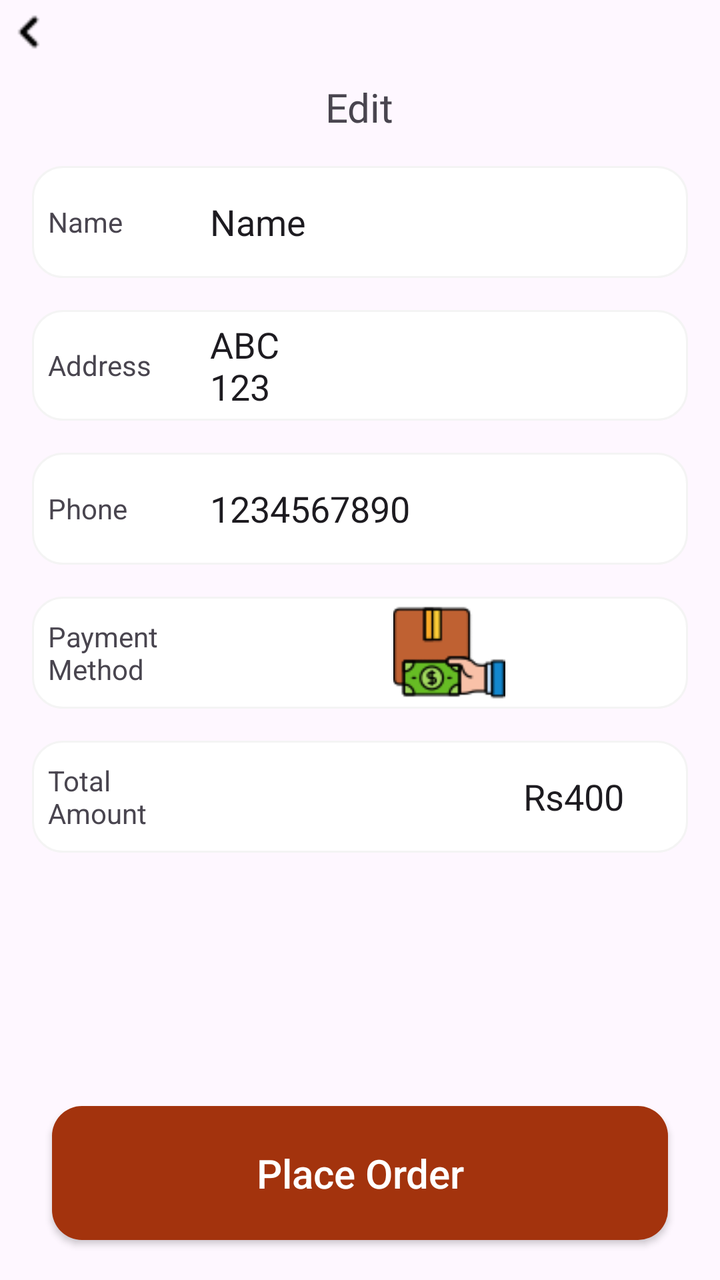
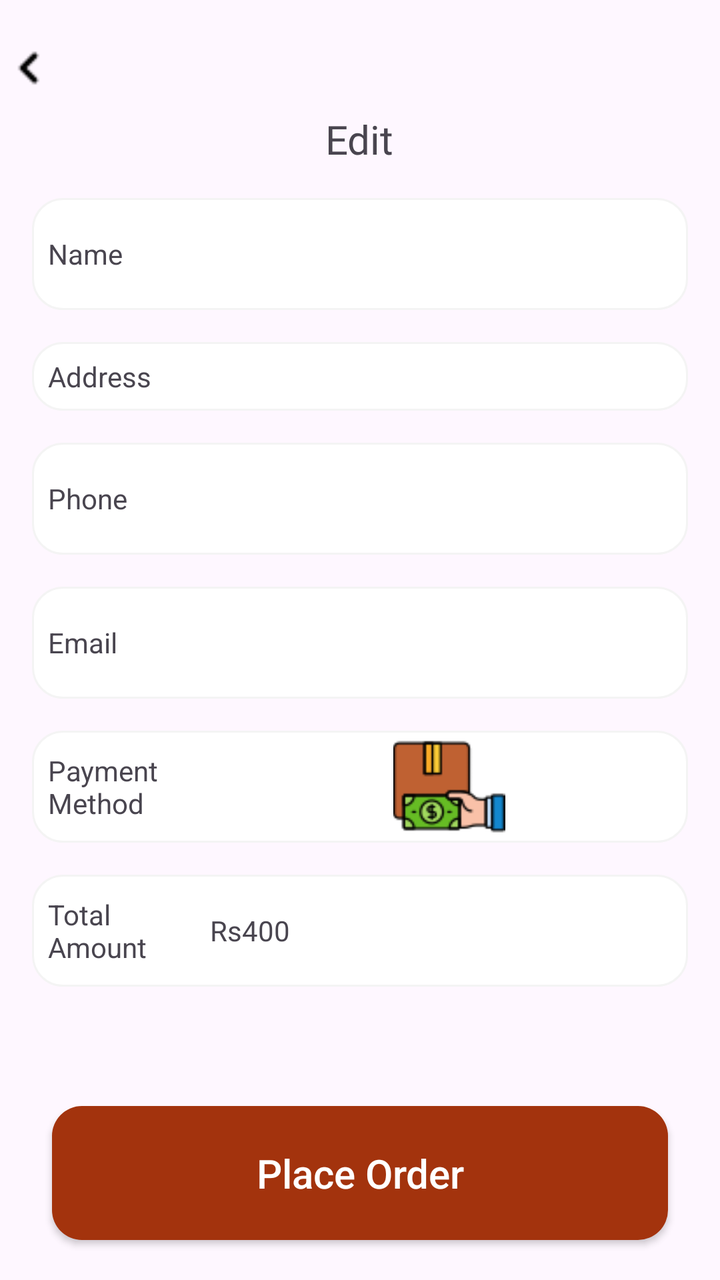

Screens rendered from an Android XML layout before and after an edit, with the pre-edit source and the edit as a unified diff.
<!-- AndroidManifest.xml: application theme Theme.SnackDash -->
<!-- res/layout/activity_payout.xml -->
<?xml version="1.0" encoding="utf-8"?>
<FrameLayout xmlns:android="http://schemas.android.com/apk/res/android"
    xmlns:app="http://schemas.android.com/apk/res-auto"
    xmlns:tools="http://schemas.android.com/tools"
    android:id="@+id/main"
    android:orientation="vertical"
    android:layout_width="match_parent"
    android:layout_height="match_parent"
    tools:context=".PayoutActivity">

    <LinearLayout
        android:layout_width="match_parent"
        android:layout_height="wrap_content"
        android:orientation="vertical">

        <ImageButton
            android:id="@+id/imageButton"
            android:layout_width="32dp"
            android:layout_height="32dp"
            android:scaleType="centerCrop"
            android:background="@android:color/transparent"
            app:srcCompat="@drawable/back" />

        <TextView
            android:id="@+id/textView13"
            android:layout_width="wrap_content"
            android:layout_height="wrap_content"
            android:fontFamily="@font/quicksand_semibold"
            android:text="Edit"
            android:layout_marginTop="8dp"
            android:layout_gravity="center"
            android:textSize="20sp"
            app:layout_constraintEnd_toEndOf="parent"
            app:layout_constraintStart_toStartOf="parent"
            app:layout_constraintTop_toBottomOf="@+id/button6" />

        <LinearLayout
            android:layout_width="match_parent"
            android:layout_height="56dp"
            android:layout_marginTop="16dp"
            android:layout_marginStart="16dp"
            android:layout_marginEnd="16dp"
            android:background="@drawable/entertext"
            android:gravity="center_vertical"
            android:orientation="horizontal"
            app:layout_constraintEnd_toEndOf="parent"
            app:layout_constraintStart_toStartOf="parent"
            app:layout_constraintTop_toBottomOf="@+id/textView13">

            <TextView
                android:layout_width="30dp"
                android:layout_height="wrap_content"
                android:layout_weight="1"
                android:paddingLeft="8dp"
                android:text="Name" />

            <EditText
                android:layout_width="180dp"
                android:layout_height="wrap_content"
                android:layout_weight="1"
                android:background="@android:color/transparent"
                android:ems="10"
                android:inputType="text"
                android:text="Name" />
        </LinearLayout>
        <LinearLayout
            android:layout_width="match_parent"
            android:layout_height="wrap_content"
            android:layout_marginStart="16dp"
            android:layout_marginEnd="16dp"
            android:layout_marginTop="16dp"
            android:background="@drawable/entertext"
            android:gravity="center_vertical"
            android:orientation="horizontal"
            app:layout_constraintEnd_toEndOf="parent"
            app:layout_constraintStart_toStartOf="parent"
            app:layout_constraintTop_toBottomOf="@+id/textView13">

            <TextView
                android:layout_width="30dp"
                android:layout_height="wrap_content"
                android:layout_weight="1"
                android:paddingLeft="8dp"
                android:text="Address" />

            <EditText
                android:layout_width="180dp"
                android:layout_height="wrap_content"
                android:layout_weight="1"
                android:background="@android:color/transparent"
                android:ems="10"
                android:layout_marginTop="5dp"
                android:layout_marginBottom="5dp"
                android:inputType="textMultiLine"
                android:text="ABC \n123" />
        </LinearLayout>
        <LinearLayout
            android:layout_width="match_parent"
            android:layout_height="56dp"
            android:layout_marginStart="16dp"
            android:layout_marginEnd="16dp"
            android:layout_marginTop="16dp"
            android:background="@drawable/entertext"
            android:gravity="center_vertical"
            android:orientation="horizontal"
            app:layout_constraintEnd_toEndOf="parent"
            app:layout_constraintStart_toStartOf="parent"
            app:layout_constraintTop_toBottomOf="@+id/textView13">

            <TextView
                android:layout_width="30dp"
                android:layout_height="wrap_content"
                android:layout_weight="1"
                android:paddingLeft="8dp"
                android:text="Phone" />

            <EditText
                android:layout_width="180dp"
                android:layout_height="wrap_content"
                android:layout_weight="1"
                android:background="@android:color/transparent"
                android:ems="10"
                android:inputType="phone"
                android:text="1234567890" />
        </LinearLayout>
        <LinearLayout
            android:layout_width="match_parent"
            android:layout_height="56dp"
            android:layout_marginStart="16dp"
            android:layout_marginEnd="16dp"
            android:layout_marginTop="16dp"
            android:background="@drawable/entertext"
            android:gravity="center_vertical"
            android:orientation="horizontal"
            app:layout_constraintEnd_toEndOf="parent"
            app:layout_constraintStart_toStartOf="parent"
            app:layout_constraintTop_toBottomOf="@+id/textView13">

            <TextView
                android:layout_width="30dp"
                android:layout_height="wrap_content"
                android:layout_weight="1"
                android:paddingLeft="8dp"
                android:text="Payment Method" />

            <ImageView
                android:id="@+id/imageView4"
                android:layout_width="180dp"
                android:layout_height="wrap_content"
                android:layout_weight="1"
                app:srcCompat="@drawable/cod" />

        </LinearLayout>
        <LinearLayout
            android:layout_width="match_parent"
            android:layout_height="56dp"
            android:layout_marginStart="16dp"
            android:layout_marginEnd="16dp"
            android:layout_marginTop="16dp"
            android:layout_marginBottom="8dp"
            android:background="@drawable/entertext"
            android:gravity="center_vertical"
            android:orientation="horizontal"
            app:layout_constraintEnd_toEndOf="parent"
            app:layout_constraintStart_toStartOf="parent"
            app:layout_constraintTop_toBottomOf="@+id/textView13">

            <TextView
                android:layout_width="30dp"
                android:layout_height="wrap_content"
                android:layout_weight="1"
                android:paddingLeft="8dp"
                android:text="Total Amount" />

            <EditText
                android:layout_width="180dp"
                android:layout_height="wrap_content"
                android:layout_weight="1"
                android:background="@android:color/transparent"
                android:ems="10"
                android:gravity="end"
                android:inputType="none"
                android:paddingEnd="32dp"
                android:text="Rs400" />
        </LinearLayout>
    </LinearLayout>

    <androidx.appcompat.widget.AppCompatButton
        android:id="@+id/placeOrderButton"
        android:layout_width="match_parent"
        android:layout_height="67dp"
        android:layout_gravity="bottom"
        android:layout_marginLeft="26dp"
        android:layout_marginRight="26dp"
        android:layout_marginBottom="20dp"
        android:background="@drawable/red_button"
        android:text="Place Order"
        android:textAllCaps="false"
        android:textColor="@color/white"
        android:textSize="20sp" />
</FrameLayout>
<!-- resources referenced by this layout -->
<resources>
  <color name="white">#FFFFFFFF</color>
  <!-- drawable back: png bitmap (drawable, 180 bytes) -->
  <!-- drawable cod: png bitmap (drawable, 2157 bytes) -->
  <!-- drawable entertext (drawable) -->
  <?xml version="1.0" encoding="utf-8"?>
  <shape xmlns:android="http://schemas.android.com/apk/res/android">
  <solid android:color="@color/white" />
      <corners android:radius="15dp" />
      <stroke android:color="#f4f4f4" android:width="1dp" />
  </shape>
  <!-- drawable red_button (drawable) -->
  <?xml version="1.0" encoding="utf-8"?>
  <shape xmlns:android="http://schemas.android.com/apk/res/android">
      <solid android:color="@color/red_new" />
      <corners android:radius="15dp" />
  </shape>
  <style name="Theme.SnackDash" parent="Base.Theme.SnackDash" />
  <color name="red_new">#A3330D</color>
  <style name="Base.Theme.SnackDash" parent="Theme.Material3.DayNight.NoActionBar">
          
          
      </style>
</resources>

<!-- the commit's change to res/layout/activity_payout.xml (unified diff, before → after) -->
@@ -16,9 +16,10 @@
         <ImageButton
             android:id="@+id/imageButton"
             android:layout_width="32dp"
-            android:layout_height="32dp"
+            android:layout_height="wrap_content"
+            android:background="@android:color/transparent"
+            android:paddingTop="20dp"
             android:scaleType="centerCrop"
-            android:background="@android:color/transparent"
             app:srcCompat="@drawable/back" />
 
         <TextView
@@ -55,13 +56,13 @@
                 android:text="Name" />
 
             <EditText
-                android:layout_width="180dp"
-                android:layout_height="wrap_content"
-                android:layout_weight="1"
-                android:background="@android:color/transparent"
-                android:ems="10"
-                android:inputType="text"
-                android:text="Name" />
+                android:id="@+id/editTextName"
+                android:layout_width="180dp"
+                android:layout_height="wrap_content"
+                android:layout_weight="1"
+                android:background="@android:color/transparent"
+                android:ems="10"
+                android:inputType="text" />
         </LinearLayout>
         <LinearLayout
             android:layout_width="match_parent"
@@ -84,15 +85,15 @@
                 android:text="Address" />
 
             <EditText
-                android:layout_width="180dp"
-                android:layout_height="wrap_content"
-                android:layout_weight="1"
-                android:background="@android:color/transparent"
-                android:ems="10"
+                android:id="@+id/editTextAddress"
+                android:layout_width="180dp"
+                android:layout_height="wrap_content"
                 android:layout_marginTop="5dp"
                 android:layout_marginBottom="5dp"
-                android:inputType="textMultiLine"
-                android:text="ABC \n123" />
+                android:layout_weight="1"
+                android:background="@android:color/transparent"
+                android:ems="10"
+                android:inputType="textMultiLine" />
         </LinearLayout>
         <LinearLayout
             android:layout_width="match_parent"
@@ -115,13 +116,42 @@
                 android:text="Phone" />
 
             <EditText
-                android:layout_width="180dp"
-                android:layout_height="wrap_content"
-                android:layout_weight="1"
-                android:background="@android:color/transparent"
-                android:ems="10"
-                android:inputType="phone"
-                android:text="1234567890" />
+                android:id="@+id/editTextPhone"
+                android:layout_width="180dp"
+                android:layout_height="wrap_content"
+                android:layout_weight="1"
+                android:background="@android:color/transparent"
+                android:ems="10"
+                android:inputType="phone" />
+        </LinearLayout>
+        <LinearLayout
+            android:layout_width="match_parent"
+            android:layout_height="56dp"
+            android:layout_marginStart="16dp"
+            android:layout_marginEnd="16dp"
+            android:layout_marginTop="16dp"
+            android:background="@drawable/entertext"
+            android:gravity="center_vertical"
+            android:orientation="horizontal"
+            app:layout_constraintEnd_toEndOf="parent"
+            app:layout_constraintStart_toStartOf="parent"
+            app:layout_constraintTop_toBottomOf="@+id/textView13">
+
+            <TextView
+                android:layout_width="30dp"
+                android:layout_height="wrap_content"
+                android:layout_weight="1"
+                android:paddingLeft="8dp"
+                android:text="Email" />
+
+            <EditText
+                android:id="@+id/editTextEmail"
+                android:layout_width="180dp"
+                android:layout_height="wrap_content"
+                android:layout_weight="1"
+                android:background="@android:color/transparent"
+                android:ems="10"
+                android:inputType="textEmailAddress" />
         </LinearLayout>
         <LinearLayout
             android:layout_width="match_parent"
@@ -172,17 +202,27 @@
                 android:paddingLeft="8dp"
                 android:text="Total Amount" />
 
-            <EditText
-                android:layout_width="180dp"
-                android:layout_height="wrap_content"
-                android:layout_weight="1"
-                android:background="@android:color/transparent"
-                android:ems="10"
-                android:gravity="end"
+            <TextView
+                android:id="@+id/totalAmount"
+                android:layout_width="180dp"
+                android:layout_height="wrap_content"
+                android:layout_weight="1"
+                android:background="@android:color/transparent"
+                android:ems="10"
                 android:inputType="none"
                 android:paddingEnd="32dp"
                 android:text="Rs400" />
         </LinearLayout>
+
+        <LinearLayout
+            android:id="@+id/orderItemsContainer"
+            android:layout_width="match_parent"
+            android:layout_height="wrap_content"
+            android:orientation="vertical"
+            android:layout_marginTop="16dp"
+            android:layout_marginStart="16dp"
+            android:layout_marginEnd="16dp"
+            android:layout_marginBottom="16dp" />
     </LinearLayout>
 
     <androidx.appcompat.widget.AppCompatButton
